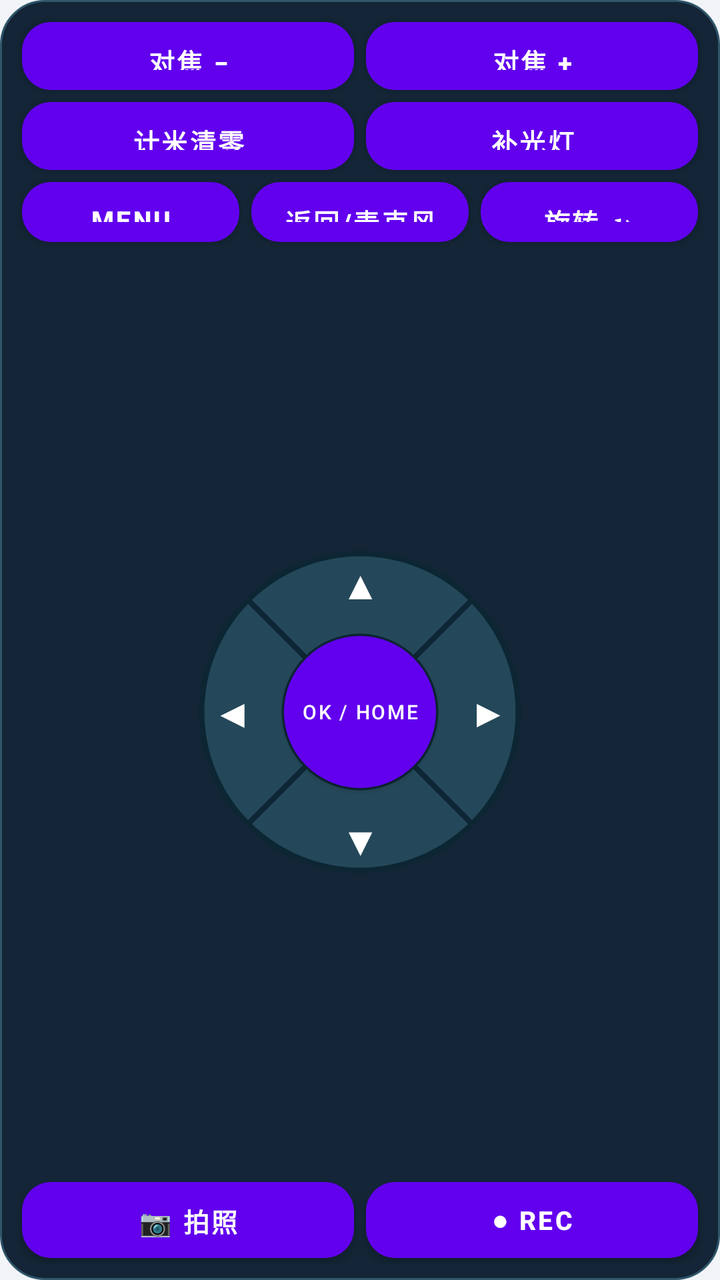
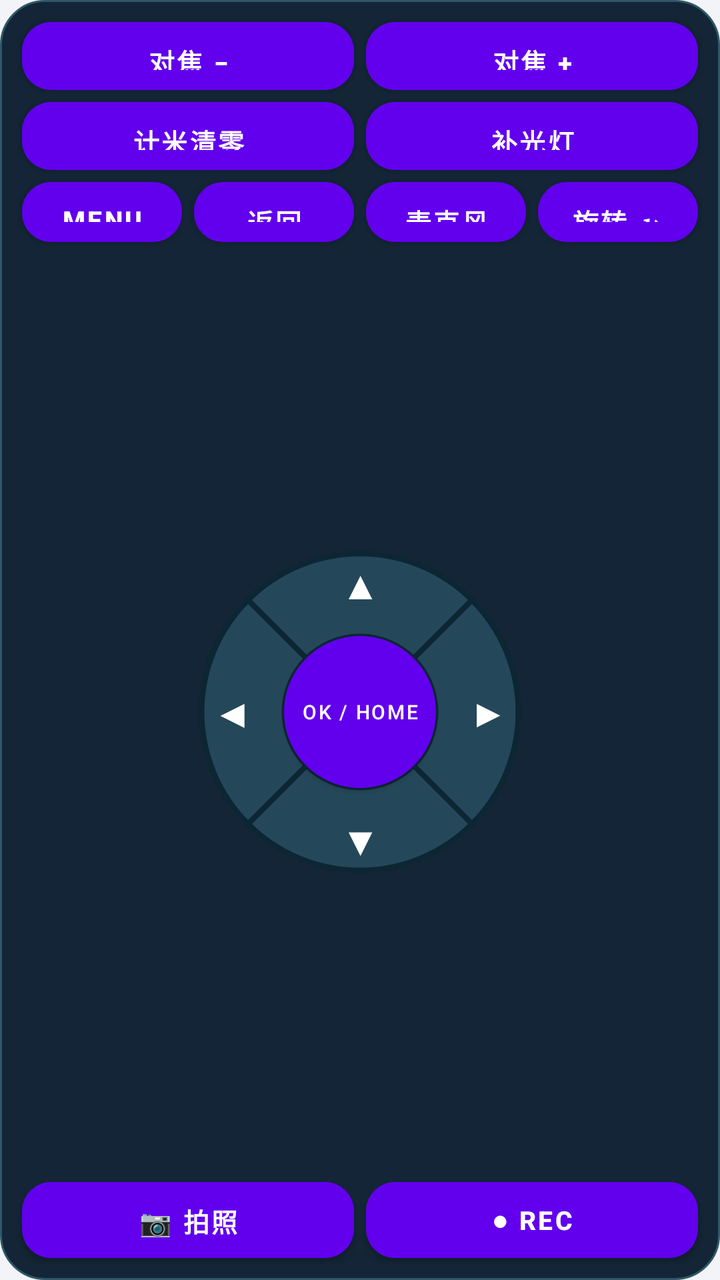

An Android layout rendered at two revisions. The XML below is the earlier revision; the diff shows what the commit changed to produce the second picture.
<!-- AndroidManifest.xml: another module's application theme Theme.AHD_Camera -->
<!-- res/layout/phone_remote_controls.xml -->
<?xml version="1.0" encoding="utf-8"?>
<LinearLayout xmlns:android="http://schemas.android.com/apk/res/android"
    android:layout_width="match_parent"
    android:layout_height="match_parent"
    android:background="@drawable/phone_remote_panel"
    android:orientation="vertical"
    android:padding="8dp">

    <LinearLayout
        android:layout_width="match_parent"
        android:layout_height="40dp"
        android:orientation="horizontal">

        <Button
            android:id="@+id/phone_focus_minus"
            style="@style/PhoneControlButton"
            android:text="对焦 −" />

        <Button
            android:id="@+id/phone_focus_plus"
            style="@style/PhoneControlButton"
            android:text="对焦 +" />
    </LinearLayout>

    <LinearLayout
        android:layout_width="match_parent"
        android:layout_height="40dp"
        android:orientation="horizontal">

        <Button
            android:id="@+id/phone_distance_reset"
            style="@style/PhoneControlButton"
            android:onClick="onRemoteButtonClick"
            android:text="计米清零" />

        <Button
            android:id="@+id/phone_light"
            style="@style/PhoneControlButton"
            android:background="@drawable/phone_light_button"
            android:onClick="onRemoteButtonClick"
            android:text="补光灯" />
    </LinearLayout>

    <LinearLayout
        android:layout_width="match_parent"
        android:layout_height="36dp"
        android:orientation="horizontal">

        <Button
            android:id="@+id/phone_menu"
            style="@style/PhoneControlButton"
            android:onClick="onRemoteButtonClick"
            android:text="MENU" />

        <Button
            android:id="@+id/phone_back"
            style="@style/PhoneControlButton"
            android:text="返回/麦克风" />

        <Button
            android:id="@+id/phone_rotate"
            style="@style/PhoneControlButton"
            android:onClick="onRemoteButtonClick"
            android:text="旋转 ↻" />
    </LinearLayout>

    <FrameLayout
        android:layout_width="match_parent"
        android:layout_height="0dp"
        android:layout_weight="1"
        android:foregroundGravity="center">

        <FrameLayout
            android:layout_width="180dp"
            android:layout_height="180dp"
            android:layout_gravity="center"
            android:background="@drawable/phone_direction_ring">

            <Button
                android:id="@+id/phone_up"
                style="@style/PhoneDirectionButton"
                android:layout_width="88dp"
                android:layout_height="52dp"
                android:layout_gravity="top|center_horizontal"
                android:text="▲" />

            <Button
                android:id="@+id/phone_left"
                style="@style/PhoneDirectionButton"
                android:layout_width="52dp"
                android:layout_height="88dp"
                android:layout_gravity="center_vertical|left"
                android:text="◀" />

            <Button
                android:id="@+id/phone_right"
                style="@style/PhoneDirectionButton"
                android:layout_width="52dp"
                android:layout_height="88dp"
                android:layout_gravity="center_vertical|right"
                android:text="▶" />

            <Button
                android:id="@+id/phone_down"
                style="@style/PhoneDirectionButton"
                android:layout_width="88dp"
                android:layout_height="52dp"
                android:layout_gravity="bottom|center_horizontal"
                android:text="▼" />

            <Button
                android:id="@+id/phone_ok_home"
                style="@style/PhoneDirectionCenterButton"
                android:layout_width="76dp"
                android:layout_height="76dp"
                android:layout_gravity="center"
                android:text="OK / HOME"
                android:textSize="10sp" />
        </FrameLayout>
    </FrameLayout>

    <LinearLayout
        android:layout_width="match_parent"
        android:layout_height="44dp"
        android:orientation="horizontal">

        <Button
            android:id="@+id/phone_photo"
            style="@style/PhoneControlButton"
            android:onClick="onRemoteButtonClick"
            android:text="📷 拍照" />

        <Button
            android:id="@+id/phone_record"
            style="@style/PhoneControlButton"
            android:background="@drawable/phone_record_button"
            android:onClick="onRemoteButtonClick"
            android:text="● REC" />
    </LinearLayout>
</LinearLayout>
<!-- resources referenced by this layout -->
<resources>
  <!-- drawable phone_light_button (drawable) -->
  <?xml version="1.0" encoding="utf-8"?>
  <selector xmlns:android="http://schemas.android.com/apk/res/android">
      <item android:state_pressed="true" android:drawable="@drawable/phone_control_button" />
      <item android:state_selected="true">
          <shape>
              <solid android:color="#B27920" />
              <corners android:radius="12dp" />
              <stroke android:width="2dp" android:color="#FFD777" />
          </shape>
      </item>
      <item android:drawable="@drawable/phone_control_button" />
  </selector>
  <!-- drawable phone_record_button (drawable) -->
  <?xml version="1.0" encoding="utf-8"?>
  <selector xmlns:android="http://schemas.android.com/apk/res/android">
      <item android:state_pressed="true" android:drawable="@drawable/phone_control_button" />
      <item android:state_selected="true">
          <shape>
              <solid android:color="#AC3545" />
              <corners android:radius="12dp" />
              <stroke android:width="2dp" android:color="#FF9EA9" />
          </shape>
      </item>
      <item android:drawable="@drawable/phone_control_button" />
  </selector>
  <!-- drawable phone_remote_panel (drawable) -->
  <?xml version="1.0" encoding="utf-8"?>
  <shape xmlns:android="http://schemas.android.com/apk/res/android">
      <solid android:color="#132536" />
      <corners android:radius="22dp" />
      <stroke android:width="1dp" android:color="#30566A" />
  </shape>
  <style name="PhoneDirectionButton">
          <item name="android:background">@drawable/phone_direction_button</item>
          <item name="android:textColor">#FFFFFF</item>
          <item name="android:textSize">20sp</item>
          <item name="android:textAllCaps">false</item>
          <item name="android:minWidth">0dp</item>
          <item name="android:minHeight">0dp</item>
          <item name="android:padding">0dp</item>
      </style>
  <style name="PhoneDirectionCenterButton" parent="PhoneDirectionButton">
          <item name="android:background">@drawable/phone_direction_center</item>
          <item name="android:textSize">10sp</item>
      </style>
  <!-- drawable phone_direction_button (drawable) -->
  <?xml version="1.0" encoding="utf-8"?>
  <selector xmlns:android="http://schemas.android.com/apk/res/android">
      <item android:state_pressed="true">
          <shape>
              <solid android:color="#BF57D8D1" />
              <corners android:radius="20dp" />
          </shape>
      </item>
      <item android:drawable="@android:color/transparent" />
  </selector>
  <!-- drawable phone_direction_center (drawable) -->
  <?xml version="1.0" encoding="utf-8"?>
  <selector xmlns:android="http://schemas.android.com/apk/res/android">
      <item android:state_pressed="true">
          <shape android:shape="oval">
              <solid android:color="#54D7D3" />
              <stroke android:width="2dp" android:color="#C5FFF8" />
          </shape>
      </item>
      <item>
          <shape android:shape="oval">
              <solid android:color="#19384A" />
              <stroke android:width="2dp" android:color="#59A7B4" />
          </shape>
      </item>
  </selector>
  <color name="purple_500">#FF6200EE</color>
  <color name="purple_700">#FF3700B3</color>
  <color name="white">#FFFFFFFF</color>
  <color name="teal_200">#FF03DAC5</color>
  <color name="teal_700">#FF018786</color>
  <color name="black">#FF000000</color>
  <color name="settings_page_background">#F2F4F8</color>
  <!-- unchanged entries left out for length: 4 -->
</resources>

<!-- the commit's change to res/layout/phone_remote_controls.xml (unified diff, before → after) -->
@@ -55,7 +55,14 @@
         <Button
             android:id="@+id/phone_back"
             style="@style/PhoneControlButton"
-            android:text="返回/麦克风" />
+            android:text="返回" />
+
+        <Button
+            android:id="@+id/phone_microphone"
+            style="@style/PhoneControlButton"
+            android:background="@drawable/phone_light_button"
+            android:onClick="onRemoteButtonClick"
+            android:text="麦克风" />
 
         <Button
             android:id="@+id/phone_rotate"
